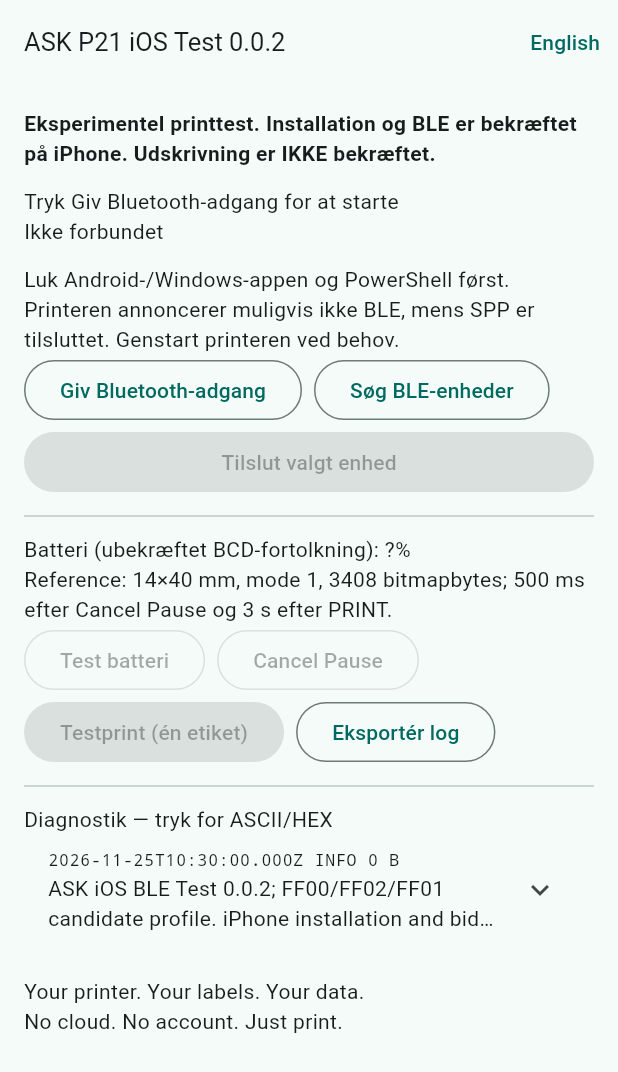
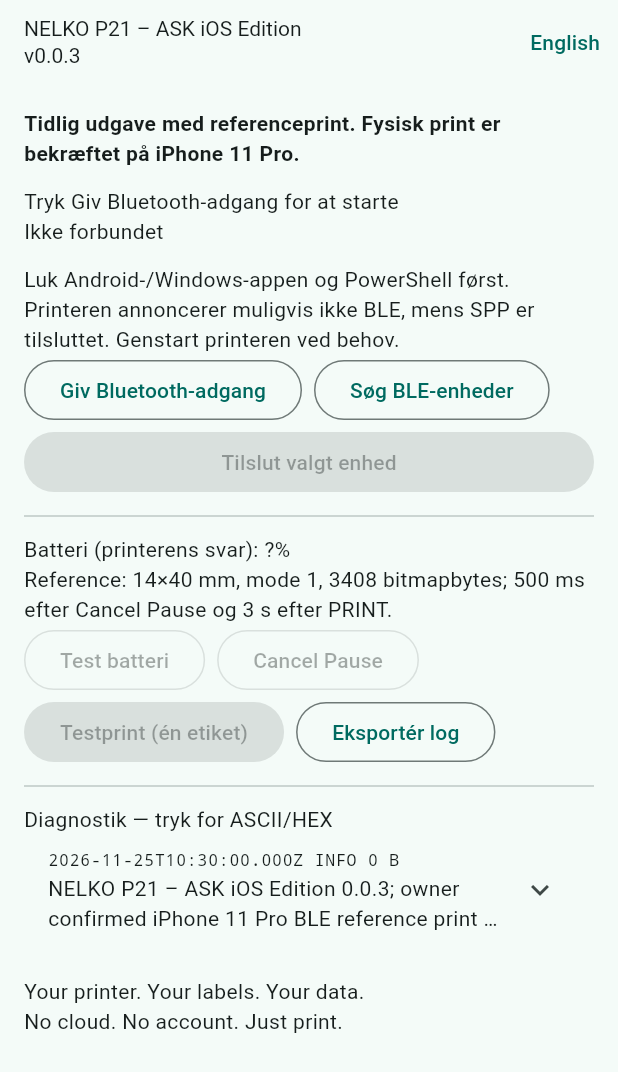
Before and after one commit to allan-stampe/nelko-p21-ask-mobile, a Flutter app: the screen it shows after launch, on a phone screen of 412 x 824 dp. Shown: the top 1072 px of the screen. Run offline on Flutter 3.47's test engine with Material 3 defaults, Android fonts, the phone set to English and light mode, and no system bars.

Commit message:
Name ASK iOS Edition 0.0.3 and document confirmed physical reference print

```diff
--- a/ios-prototype/lib/controller.dart
+++ b/ios-prototype/lib/controller.dart
@@ -60,7 +60,7 @@ class IOSController extends ChangeNotifier {
       },
     );
     note(
-      'ASK iOS BLE Test 0.0.2; FF00/FF02/FF01 candidate profile. iPhone installation and bidirectional BLE confirmed; printing NOT confirmed.',
+      'NELKO P21 – ASK iOS Edition 0.0.3; owner confirmed iPhone 11 Pro BLE reference print on 2026-11-24.',
     );
   }
 
@@ -169,7 +169,7 @@ class IOSController extends ChangeNotifier {
       await bridge.invoke<void>('connect', {'id': selected});
       if (token == _generation && !_disposed && foreground) {
         connected = true;
-        note('BLE profile ready; NOT proof of printing');
+        note('BLE profile ready; connection status only');
       }
     } catch (e) {
       if (token == _generation) {
@@ -215,7 +215,7 @@ class IOSController extends ChangeNotifier {
     try {
       await action(token);
       _active(token);
-      note('$label API complete; physical output NOT confirmed');
+      note('$label API complete; verify output on printer');
     } catch (e) {
       log.add('ERROR', note: '$label: $e; no replay');
       if (token == _generation) {
@@ -254,12 +254,12 @@ class IOSController extends ChangeNotifier {
     note(
       battery == null
           ? 'Unknown battery reply; inspect FF01 RX'
-          : 'BCD candidate: ${battery!.percent}%, charging=${battery!.charging}; not hardware-confirmed',
+          : 'Printer battery reply: ${battery!.percent}%, charging=${battery!.charging}',
     );
   });
   String exportText() =>
-      'NELKO P21 – ASK iOS BLE Test 0.0.2\n'
-      'Physical iPhone install/BLE confirmed; printing NOT CONFIRMED. UTC.\n'
+      'NELKO P21 – ASK iOS Edition 0.0.3\n'
+      'Owner confirmed iPhone 11 Pro reference print on 2026-11-24. UTC.\n'
       'TX = packet accepted by CoreBluetooth, not a printer acknowledgement.\n'
       'FF03/FF05 RX are logged as binary, not battery replies. Identifiers/data may be sensitive.\n'
       'Discarded older records: ${log.discarded}\n\n${log.entries.map((e) => e.text).join('\n')}';
--- a/ios-prototype/lib/main.dart
+++ b/ios-prototype/lib/main.dart
@@ -62,7 +62,7 @@ class _State extends State<IOSTestApp> with WidgetsBindingObserver {
     listenable: c,
     builder: (context, _) => MaterialApp(
       debugShowCheckedModeBanner: false,
-      title: 'ASK P21 iOS Test',
+      title: 'NELKO P21 – ASK iOS Edition',
       theme: ThemeData(
         colorScheme: ColorScheme.fromSeed(seedColor: Colors.teal),
         useMaterial3: true,
@@ -70,8 +70,8 @@ class _State extends State<IOSTestApp> with WidgetsBindingObserver {
       home: Scaffold(
         appBar: AppBar(
           title: const Text(
-            'ASK P21 iOS Test 0.0.2',
-            style: TextStyle(fontSize: 17),
+            'NELKO P21 – ASK iOS Edition\nv0.0.3',
+            style: TextStyle(fontSize: 14),
           ),
           actions: [
             TextButton(
@@ -86,8 +86,8 @@ class _State extends State<IOSTestApp> with WidgetsBindingObserver {
             children: [
               Text(
                 t(
-                  'Eksperimentel printtest. Installation og BLE er bekræftet på iPhone. Udskrivning er IKKE bekræftet.',
-                  'Experimental print test. iPhone installation and BLE confirmed. Printing is NOT confirmed.',
+                  'Tidlig udgave med referenceprint. Fysisk print er bekræftet på iPhone 11 Pro.',
+                  'Early edition with reference printing. Physical printing confirmed on iPhone 11 Pro.',
                 ),
                 style: const TextStyle(fontWeight: FontWeight.bold),
               ),
@@ -96,8 +96,8 @@ class _State extends State<IOSTestApp> with WidgetsBindingObserver {
               Text(
                 c.connected
                     ? t(
-                        'BLE-profil klar — udskrift ubekræftet',
-                        'BLE profile ready — printing unconfirmed',
+                        'Bluetooth-printer forbundet',
+                        'Bluetooth printer connected',
                       )
                     : c.connecting
                     ? t(
@@ -173,8 +173,8 @@ class _State extends State<IOSTestApp> with WidgetsBindingObserver {
               const Divider(height: 24),
               Text(
                 t(
-                      'Batteri (ubekræftet BCD-fortolkning):',
-                      'Battery (unverified BCD interpretation):',
+                      'Batteri (printerens svar):',
+                      'Battery (printer reply):',
                     ) +
                     ' ${c.battery?.percent.toString() ?? '?'}%',
               ),
--- a/ios-prototype/pubspec.yaml
+++ b/ios-prototype/pubspec.yaml
@@ -1,7 +1,7 @@
 name: ask_p21_ios_test
-description: Experimental offline NELKO P21 BLE hardware-test app for iPhone.
+description: NELKO P21 ASK iOS Edition with offline BLE reference printing.
 publish_to: none
-version: 0.0.2+2
+version: 0.0.3+3
 environment:
   sdk: '>=3.10.0 <4.0.0'
 dependencies:
```
Also changed, not shown: 11 other files.
